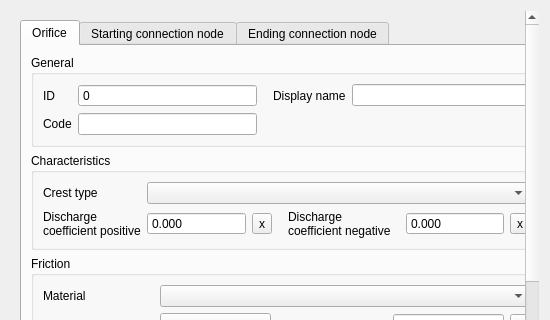
This is threedi_schematisation_editor/forms/ui/orifice.ui in nens/threedi-schematisation-editor as Qt 5 draws it before an edit; both pictures show x 0 to 550 and y 0 to 320 of the 550 by 550 pixel window. The edited form follows.
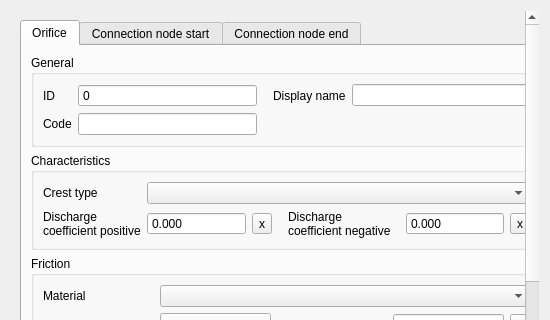
This is the edited form.

Diff of the .ui file:
```diff
--- a/threedi_schematisation_editor/forms/ui/orifice.ui
+++ b/threedi_schematisation_editor/forms/ui/orifice.ui
@@ -898,7 +898,7 @@
          </widget>
          <widget class="QWidget" name="tab_1">
           <attribute name="title">
-           <string>Starting connection node</string>
+           <string>Connection node start</string>
           </attribute>
           <layout class="QGridLayout" name="gridLayout_19">
            <item row="3" column="0" colspan="2">
@@ -1514,7 +1514,7 @@
          </widget>
          <widget class="QWidget" name="tab_2">
           <attribute name="title">
-           <string>Ending connection node</string>
+           <string>Connection node end</string>
           </attribute>
           <layout class="QGridLayout" name="gridLayout_9">
            <item row="1" column="0" colspan="2">
```
